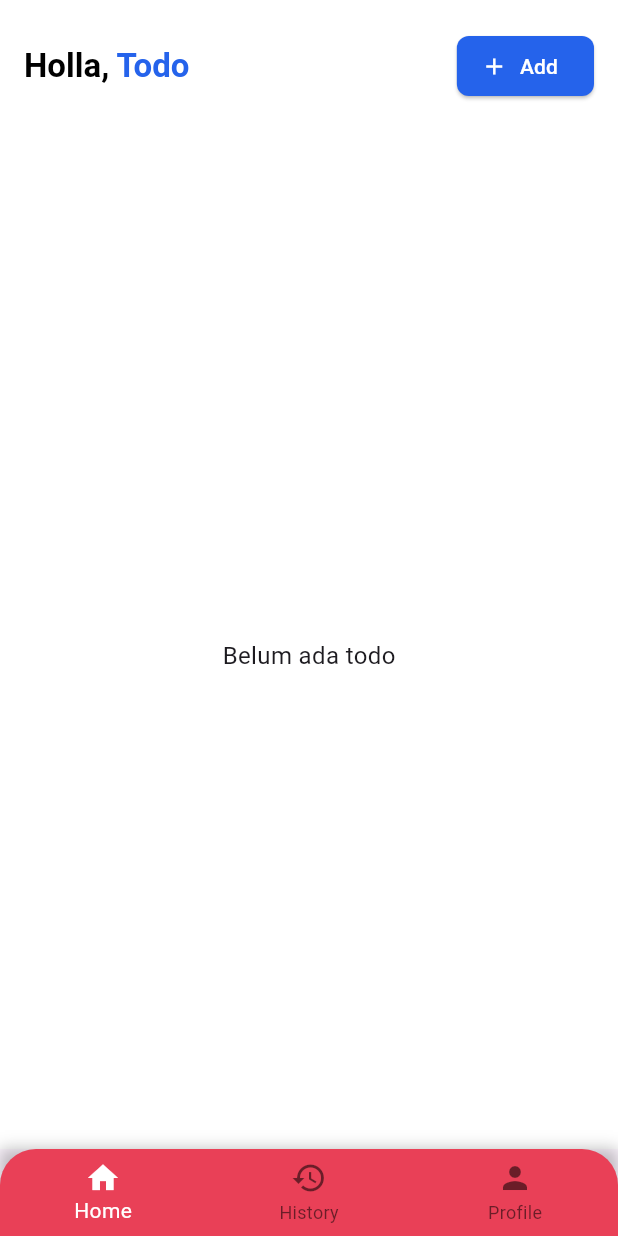
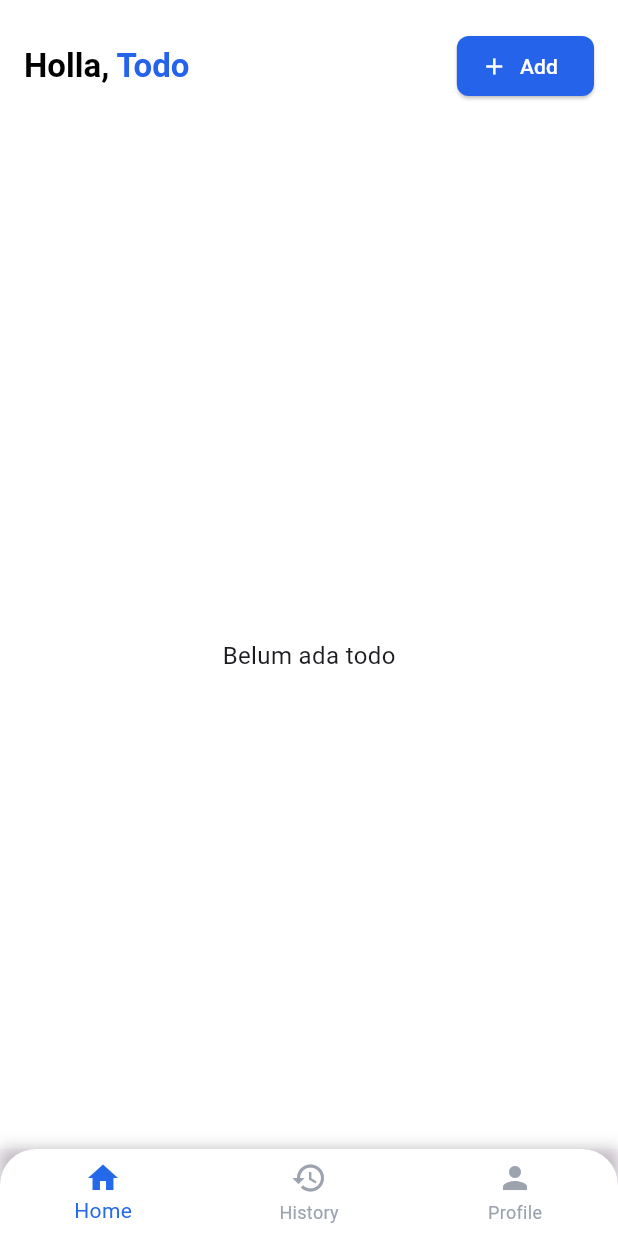
Before and after one commit to ZacksAryasatya/Todolist-Flutter-Project, a Flutter app: the DashboardMobilePage screen opened directly, on a phone screen of 412 x 824 dp. Run offline on Flutter 3.47's test engine with Material 3 defaults, Android fonts, the light colour scheme and no system bars; our stand-ins replace get.

Commit message:
feat/ui[fix code]

```diff
--- a/lib/pages/mobile/dashboard_mobile_page.dart
+++ b/lib/pages/mobile/dashboard_mobile_page.dart
@@ -24,9 +24,9 @@ class DashboardMobilePage extends StatelessWidget {
             child: BottomNavigationBar(
               currentIndex: dashboardController.selectedIndex.value,
               onTap: dashboardController.changetabIndex,
-              backgroundColor: const Color(0xFFE94057),
-              selectedItemColor: Colors.white,
-              unselectedItemColor: Colors.black54,
+              backgroundColor: const Color(0xFFFFFFFF),
+              selectedItemColor: Color(0xFF2569EB),
+              unselectedItemColor: Color(0xFF9CA3AF),
               items: const [
                 BottomNavigationBarItem(icon: Icon(Icons.home), label: 'Home'),
                 BottomNavigationBarItem(
--- a/lib/pages/widescreen/profile_widescreen_page.dart
+++ b/lib/pages/widescreen/profile_widescreen_page.dart
@@ -1,7 +1,11 @@
 import 'package:flutter/material.dart';
+import 'package:get/get.dart';
+import 'package:todolist_application/controllers/auth_controller.dart';
 
 class ProfileWidescreenPage extends StatelessWidget {
-  const ProfileWidescreenPage({super.key});
+  ProfileWidescreenPage({super.key});
+
+  final authcontroller = Get.find<AuthController>();
 
   @override
   Widget build(BuildContext context) {
--- a/lib/reusable_component/history_item.card.dart
+++ b/lib/reusable_component/history_item.card.dart
@@ -35,7 +35,7 @@ class HistoryItemCard extends StatelessWidget {
                   title,
                   style: const TextStyle(
                     fontWeight: FontWeight.bold,
-                    color: Color(0xFFECFDF5),
+                    color: Colors.black,
                     decoration: TextDecoration.lineThrough,
                     fontSize: 16,
                   ),
--- a/lib/routes/pages.dart
+++ b/lib/routes/pages.dart
@@ -32,36 +32,25 @@ class AppPages {
       page: () => DashboardPage(),
       bindings: [DashboardBinding(), TodoBinding()],
     ),
-    GetPage(name: AppRoutes.home, page: () => HomePage()),
-    GetPage(name: AppRoutes.addtodo, page: () => AddTodoPage()),
+    GetPage(
+      name: AppRoutes.home,
+      page: () => HomePage()
+      ),
+    GetPage(
+      name: AppRoutes.addtodo,
+      page: () => AddTodoPage()),
 
     GetPage(
       name: AppRoutes.edittodo,
       page: () => EditTodoPage(),
       binding: EditTodoBinding(),
     ),
-    GetPage(name: AppRoutes.history, page: () => HistoryPage()),
-    GetPage(name: AppRoutes.profile, page: () => ProfilePage()),
-
     GetPage(
-      name: AppRoutes.profilewidescreenpage,
-      page: () => ProfileWidescreenPage(),
-      binding: AuthBinding(),
-    ),
+      name: AppRoutes.history,
+      page: () => HistoryPage()),
     GetPage(
-      name: AppRoutes.loginwidescreenpage,
-      page: () => LoginWidescreenPage(),
-      binding: TodoBinding(),
-    ),
-    GetPage(
-      name: AppRoutes.homewidescreenpage,
-      page: () => HomeWidescreenPage(),
-      binding: TodoBinding(),
-    ),
-    GetPage(
-      name: AppRoutes.historywidescreenpage,
-      page: () => HistoryWidescreenPage(),
-      binding: TodoBinding(),
-    ),
+      name: AppRoutes.profile,
+      page: () => ProfilePage(),
+      binding: AuthBinding()),
   ];
 }
```
